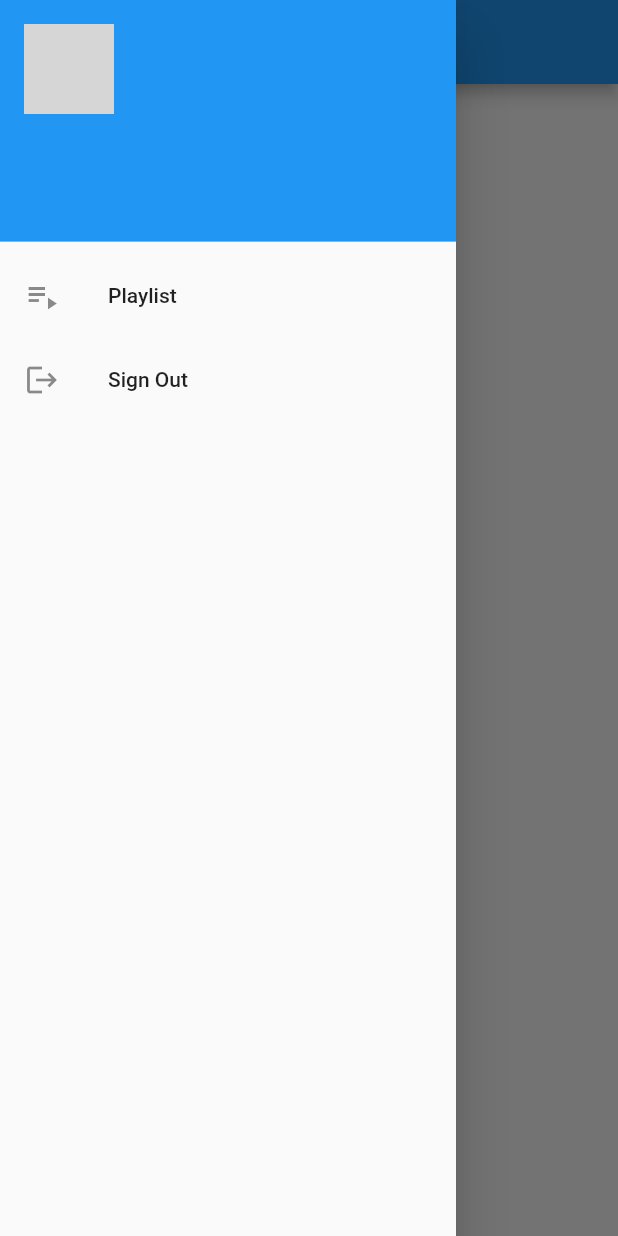
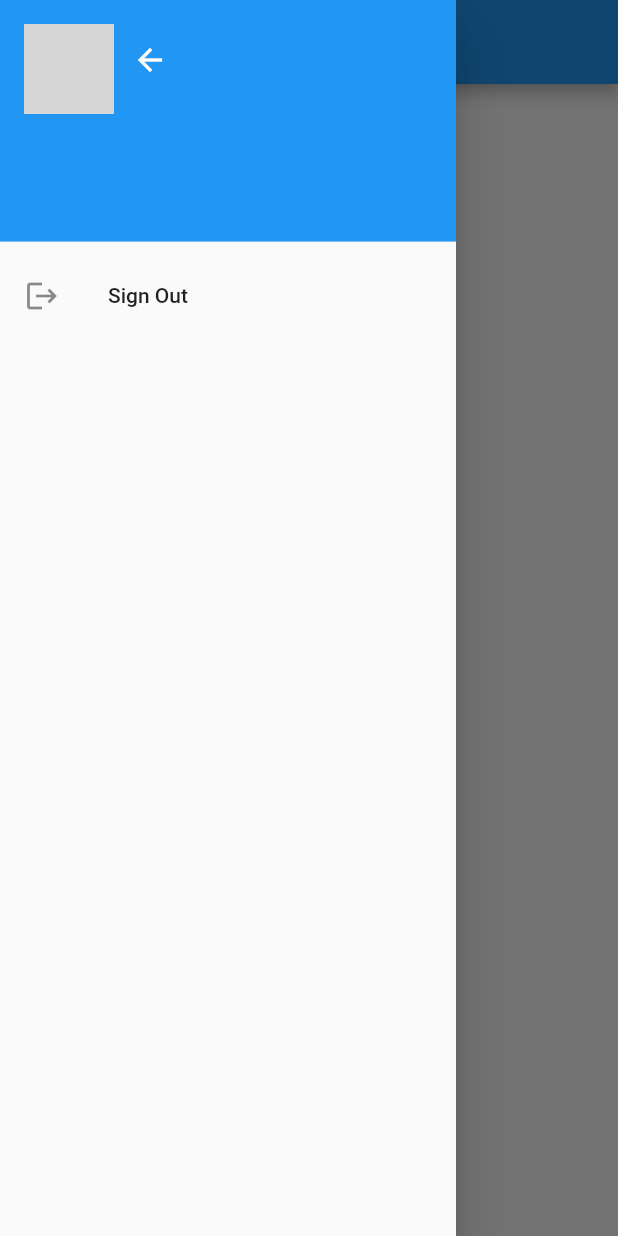
Before and after one commit to Compile7/CuratedYoutubeVideos, a Flutter app: the screen it shows after launch, with the side drawer open, on a phone screen of 412 x 824 dp. Run offline on Flutter 3.47's test engine with Material 2 defaults, Android fonts, the phone set to English and light mode, and no system bars; our stand-ins replace google_sign_in, shared_preferences, youtube_player_flutter; network calls fail; grey boxes are pictures that could not be loaded.

Commit message:
changes in listing and UI

```diff
--- a/lib/main.dart
+++ b/lib/main.dart
@@ -44,11 +44,14 @@ class _HomePageState extends State<HomePage> {
   bool _showPlaylist = false;
   List<Map<String, dynamic>> _youtubeVideos = [];
   bool _isVideoPlaying = false;
+  bool _isLargeScreen = false;
+late YoutubePlayerController _ytbPlayerController;
 
   @override
   void initState() {
   super.initState();
     _checkIfLoggedIn();
+
 }
 
   Future<void> _checkIfLoggedIn() async {
@@ -203,9 +206,12 @@ class _HomePageState extends State<HomePage> {
   Widget build(BuildContext context) {
     return Scaffold(
       appBar: AppBar(
-        title: Text('Google Login Demo'),
+        title: Text('My Youtube Playlist App'),
       ),
-      drawer: Drawer(
+      drawer: LayoutBuilder(
+        builder: (BuildContext context, BoxConstraints constraints) {
+          _isLargeScreen = constraints.maxWidth > 600;
+          return Drawer(
             child: ListView(
               padding: EdgeInsets.zero,
               children: <Widget>[
@@ -213,42 +219,75 @@ class _HomePageState extends State<HomePage> {
                   decoration: BoxDecoration(
                     color: Colors.blue,
                   ),
-              child: Column(
+                  child: Row(
                     crossAxisAlignment: CrossAxisAlignment.start,
                     children: [
+                      Column(
+                        mainAxisAlignment: MainAxisAlignment.start,
+                        children: [
+                          Row(
+                            mainAxisAlignment: MainAxisAlignment.start,
+                            children: [
                             CircleAvatar(
-                    backgroundImage: NetworkImage(_currentUser?.photoUrl ?? ''),
+                              backgroundImage:
+                                  NetworkImage(_currentUser?.photoUrl ?? ''),
                               radius: 30,
-                  ),
-                  SizedBox(height: 8),
+                            ), // Replace icon_name with the desired icon
+                          ]),
+                          Row(
+                            mainAxisAlignment: MainAxisAlignment.start,
+                            children: [
                               Text(
                                 _currentUser?.displayName ?? '',
-                    style: TextStyle(fontSize: 16, color: Colors.white),
+                                style: TextStyle(
+                                    fontSize: 16, color: Colors.white),
                               ),
+                            ],
+                          ),
+                          Row(
+                            mainAxisAlignment: MainAxisAlignment.start,
+                            children: [
                               Text(
                                 _currentUser?.email ?? '',
-                    style: TextStyle(fontSize: 12, color: Colors.white),
+                                style: TextStyle(
+                                    fontSize: 12, color: Colors.white),
+                              ),
+                            ],
+                          ),
+                        ],
+                      ),
+                      Column(
+                        crossAxisAlignment: CrossAxisAlignment.end,
+                        children: [
+                          Row(
+                            children: [
+                              IconButton(
+                                icon: Icon(Icons.arrow_back),
+                                onPressed: () {
+                                  Navigator.pop(context);
+                                },
+                                 color: Colors.white,
+                              ),
+                            ],
+                          )
+                        ],
                       ),
                     ],
                   ),
                 ),
-            ListTile(
-              title: Text('Playlist'),
-              leading: Icon(Icons.playlist_play),
-              onTap: () {
-                setState(() {
-                  _showPlaylist = !_showPlaylist;
-                });
-              },
-            ),
-            if (_showPlaylist) ..._buildPlaylistItems(),
+                if (_showPlaylist || _isLargeScreen) ..._buildPlaylistItems(),
                 ListTile(
                   title: Text('Sign Out'),
                   leading: Icon(Icons.logout),
-              onTap: _handleSignOut,
+                  onTap: () {
+                    Navigator.pop(context);
+                    _handleSignOut();
+                  },
                 ),
               ],
             ),
+          );
+        },
       ),
       body: Center(
         child: Column(
@@ -262,15 +301,18 @@ class _HomePageState extends State<HomePage> {
             if (_isLoading)
               CircularProgressIndicator()
             else if (_isLoggedIn && _youtubeVideos.isEmpty)
-              Text('Please click on any playlist to show videos. or video not found')
+              Text(
+                  'Please click on any playlist to show videos. or video not found')
             else if (_isLoggedIn)
               Expanded(
                 child: GridView.builder(
                   gridDelegate: SliverGridDelegateWithFixedCrossAxisCount(
-                  crossAxisCount: MediaQuery.of(context).size.width ~/ 200, // Adjust the width as per your requirement
+                    crossAxisCount: (_isLargeScreen)
+                        ? (MediaQuery.of(context).size.width ~/ 200) ~/ 2
+                        : MediaQuery.of(context).size.width ~/ 200,
                     mainAxisSpacing: 10,
                     crossAxisSpacing: 10,
-                  childAspectRatio: 0.8, // Adjust the aspect ratio as per your requirement
+                    childAspectRatio: 0.8,
                   ),
                   itemCount: _youtubeVideos.length,
                   itemBuilder: (BuildContext context, int index) {
@@ -351,7 +393,10 @@ class _HomePageState extends State<HomePage> {
         .map((item) => ListTile(
               title: Text(item['title']),
               leading: Icon(Icons.video_library),
-      onTap: () => _fetchRelatedVideos(item['id']),
+              onTap: () {
+                Navigator.pop(context);
+                _fetchRelatedVideos(item['id']);
+              },
             ))
         .toList();
   }
--- a/pubspec.yaml
+++ b/pubspec.yaml
@@ -29,8 +29,9 @@ dependencies:
   cached_network_image: ^3.2.3
   video_player: ^2.6.1
   youtube_player_flutter: ^8.1.2
+  flutter_inappwebview: ^5.7.2+3
   flutter_youtube: ^2.0.0+1
-  flutter_inappwebview: ^5.7.2+3
+  youtube_player_iframe: ^4.0.4
 
 dev_dependencies:
   flutter_test:
```
Also changed, not shown: pubspec.lock, 3 other files. Lines whose indentation alone changed are shown as unchanged.
